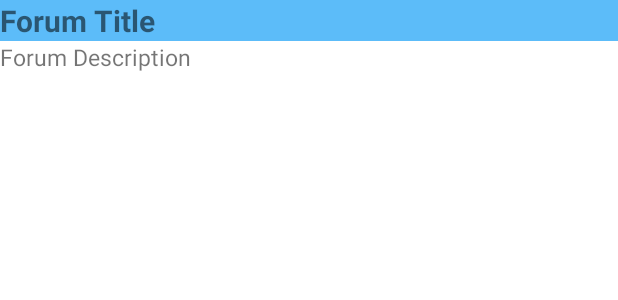
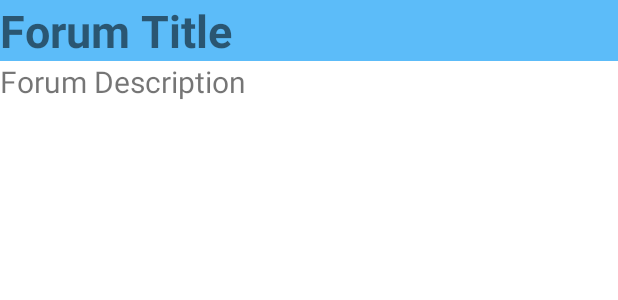
Before and after one commit to BlaBl-App/BlaBl-App, an Android app: the layout single_forum.xml on its own in the app's theme, with its tools: preview values and no code run, on a phone screen of 412 x 824 dp. Shown: the top 300 px of the screen. Run offline under Robolectric (Android 15) with nearby library versions, the phone set to English and light mode, and no system bars; network calls fail.

```diff
--- a/app/src/main/java/com/blablapp/blablapp/ChatActivity.kt
+++ b/app/src/main/java/com/blablapp/blablapp/ChatActivity.kt
@@ -102,10 +102,10 @@ class ChatActivity : AppCompatActivity() {
 
                 while (getLiveUpdate()){
 
-                    val servLastMessageId: Int = DAO.Companion.getLastMessageId()
+                    val servLastMessageId: Int = DAO.Companion.getLastMessageId(idForum)
                     if (getLastMessageId() != servLastMessageId ){
                         println("old messageid ${getLastMessageId()} new messageID $servLastMessageId pull status $noPullDown")
-                        val  messages : Array<Message> = DAO.Companion.getMessages(nbMessageToShow)
+                        val  messages : Array<Message> = DAO.Companion.getMessages(nbMessageToShow, forum=idForum)
                         messages.reverse()
                         setLastMessageId(getMaxMessageId(messages))
                         runOnUiThread {
--- a/app/src/main/java/com/blablapp/blablapp/ForumActivity.kt
+++ b/app/src/main/java/com/blablapp/blablapp/ForumActivity.kt
@@ -101,6 +101,7 @@ class ForumActivity : AppCompatActivity() {
                             }
                         }
                         if (!alreadyInList){
+                            Log.d("DEBUG ADDING FORUM LIST", forum.toString())
                             forumList.add(forum)
                             forumAdapter.notifyDataSetChanged()
                         }
--- a/app/src/main/java/com/blablapp/blablapp/MainActivity.kt
+++ b/app/src/main/java/com/blablapp/blablapp/MainActivity.kt
@@ -77,7 +77,7 @@ class MainActivity : AppCompatActivity() {
             }
         }
 
-        val apiThread = Thread {
+        /*val apiThread = Thread {
             try {
                 DAO.Companion.getMessages()
                 DAO.Companion.get_all_forums()
@@ -85,7 +85,7 @@ class MainActivity : AppCompatActivity() {
             } catch (e: Exception) {
                 e.printStackTrace()
             }
-        }
+        }*/
 
         // uncomment to activate api call test
         //apiThread.start()
--- a/app/src/main/res/layout/single_forum.xml
+++ b/app/src/main/res/layout/single_forum.xml
@@ -4,6 +4,16 @@
     xmlns:tools="http://schemas.android.com/tools"
     android:layout_width="match_parent"
     android:layout_height="wrap_content">
+
+        <LinearLayout
+            android:layout_width="match_parent"
+            android:layout_height="wrap_content"
+            app:layout_constraintBottom_toBottomOf="parent"
+            app:layout_constraintEnd_toEndOf="parent"
+            app:layout_constraintStart_toStartOf="parent"
+            app:layout_constraintTop_toTopOf="parent"
+            android:orientation="vertical"
+            >
 
                 <TextView
                     android:id="@+id/forumTitle"
@@ -13,10 +23,8 @@
                     android:clickable="true"
                     android:focusable="true"
                     android:text="Forum Title"
-            android:textSize="20sp"
-            android:textStyle="bold"
-            app:layout_constraintTop_toTopOf="parent"
-            tools:layout_editor_absoluteX="16dp" />
+                    android:textSize="30sp"
+                    android:textStyle="bold" />
 
                 <TextView
                     android:id="@+id/forumDescription"
@@ -24,9 +32,7 @@
                     android:layout_height="wrap_content"
                     android:focusable="true"
                     android:text="Forum Description"
-            android:textSize="15sp"
-            app:layout_constraintTop_toBottomOf="@+id/forumTitle"
-            tools:layout_editor_absoluteX="34dp" />
-
+                    android:textSize="20sp" />
+        </LinearLayout>
 
 </androidx.constraintlayout.widget.ConstraintLayout>
--- a/app/src/main/res/values/strings.xml
+++ b/app/src/main/res/values/strings.xml
@@ -15,6 +15,7 @@
     <string name="addForumQuestion">Veuillez entrer le titre et la description du forum</string>
     <string name="forumName">Nom du forum</string>
     <string name="forumDescription">Description du forum</string>
+    <string name="selectForum">Accéder à ce forum ?</string>
     <string name="yes">Oui</string>
     <string name="no">Non</string>
     <string name="home">Accueil</string>
```
Also changed, not shown: app/src/main/java/com/blablapp/blablapp/DAO.kt (+23 -7 lines), app/src/main/java/com/blablapp/blablapp/ForumAdapter.kt (+26 -1 lines). Lines whose indentation alone changed are shown as unchanged.
